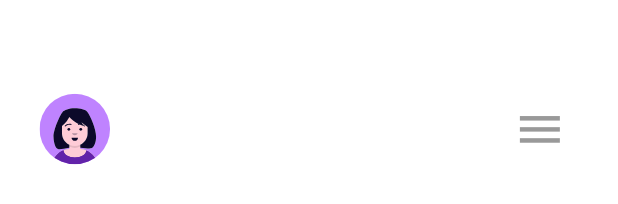
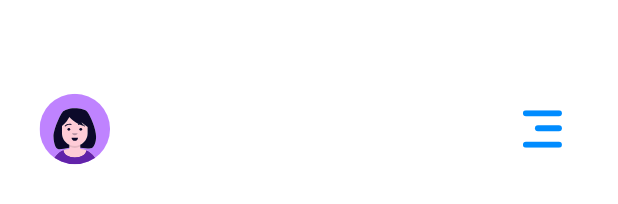
Before and after one commit to Ztrios/Learning-Management, a Flutter app: the PrimaryAppBar widget shown alone on an empty page, opened directly, on a phone screen of 412 x 824 dp. Shown: the part 489-693 px from the top of the screen. Run offline on Flutter 3.47's test engine with Material 3 defaults, Android fonts, the phone set to English and light mode, and no system bars; drawn by our look-alikes of toastification; our stand-ins replace awesome_notifications, dartz, dio, equatable, firebase_core, firebase_messaging and 13 more; accounts and stored records are empty; network calls fail.

Commit message:
:art:[AppBar]: Menu icon changed.

```diff
--- a/lib/widgets/app_bars/app_bars.dart
+++ b/lib/widgets/app_bars/app_bars.dart
@@ -56,10 +56,8 @@ class PrimaryAppBar extends StatelessWidget {
 
           IconButton(
               onPressed: () {},
-              icon: Icon(
-                Icons.menu,
-                size: 35.sp,
-                color: AppColors.grey,
+              icon: SvgPicture.asset(
+                "assets/icons/menu_icon.svg"
               )
           )
 
```
